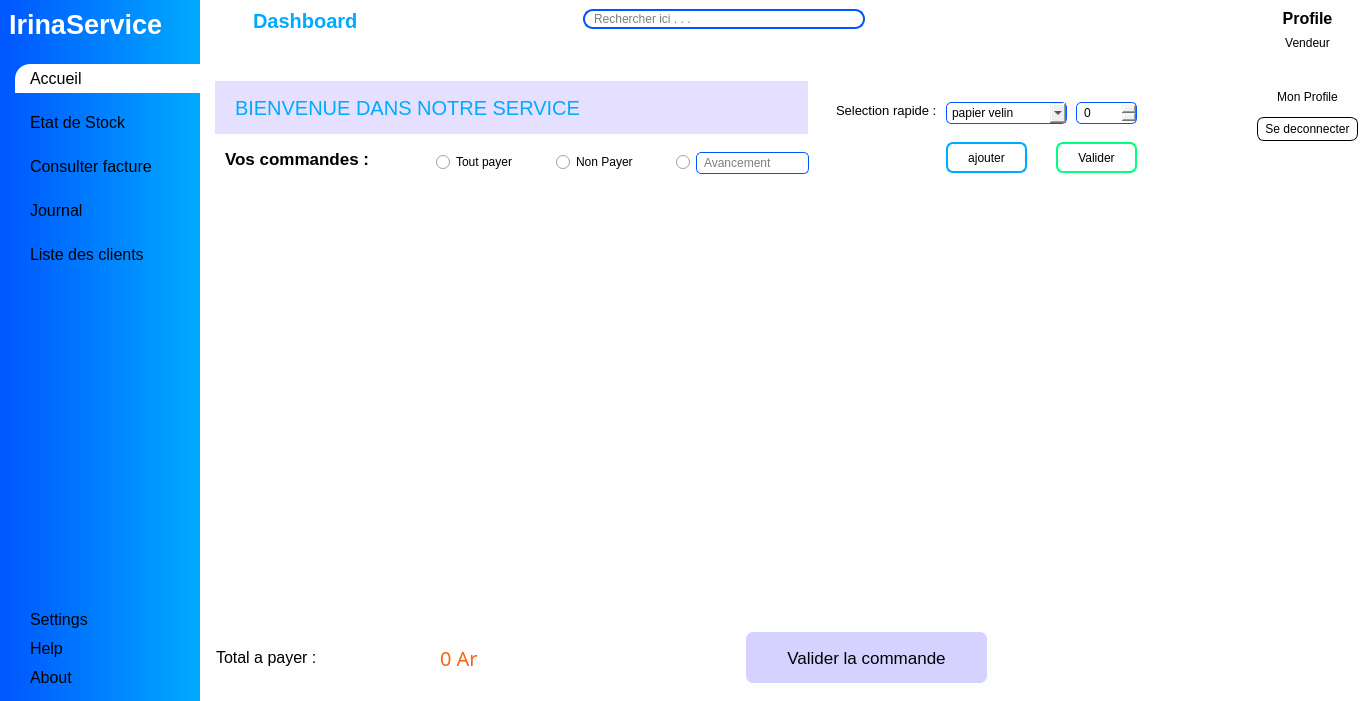
ninohantonio/Store-Management, file views/main_window.ui: the form before one commit.
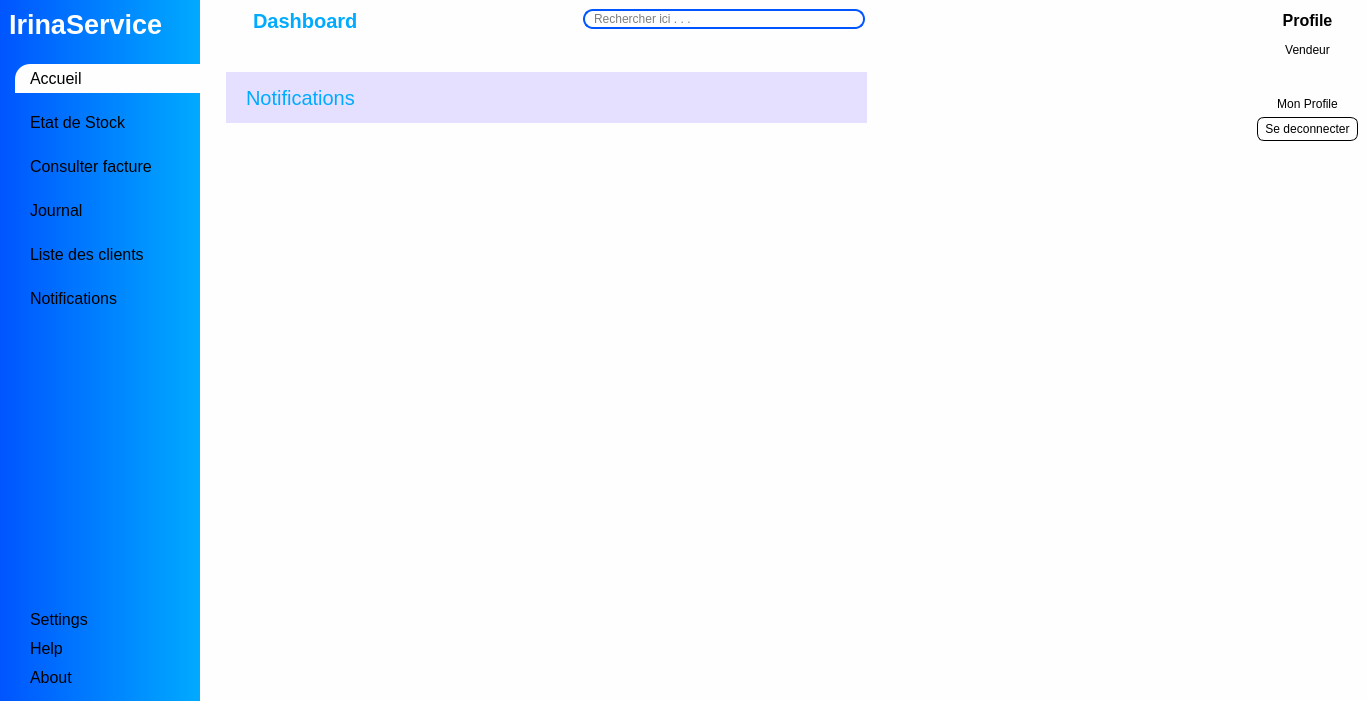
The form after the commit. Icons and pictures are not drawn. Custom widgets are drawn as their Qt base class.

```diff
--- a/views/main_window.ui
+++ b/views/main_window.ui
@@ -85,7 +85,7 @@
 }
 
 
-#welcomeLabel, #stock_labele, #facture_title{
+#welcomeLabel, #stock_labele, #facture_title, #notif_label{
 	text-align: center;
 	color:  rgb(0, 170, 255);
 	background-color: #e5e0ff;
@@ -417,6 +417,31 @@
                   </property>
                  </widget>
                 </item>
+                <item>
+                 <widget class="QPushButton" name="notificationBtn">
+                  <property name="font">
+                   <font>
+                    <pointsize>12</pointsize>
+                   </font>
+                  </property>
+                  <property name="cursor">
+                   <cursorShape>PointingHandCursor</cursorShape>
+                  </property>
+                  <property name="text">
+                   <string>Notifications</string>
+                  </property>
+                  <property name="icon">
+                   <iconset resource="resources.qrc">
+                    <normaloff>:/icons/icons/bell.png</normaloff>:/icons/icons/bell.png</iconset>
+                  </property>
+                  <property name="iconSize">
+                   <size>
+                    <width>26</width>
+                    <height>26</height>
+                   </size>
+                  </property>
+                 </widget>
+                </item>
                 <item>
                  <spacer name="verticalSpacer">
                   <property name="orientation">
@@ -740,7 +765,7 @@
        <item>
         <widget class="QCustomQStackedWidget" name="mainNavigationScreen">
          <property name="currentIndex">
-          <number>0</number>
+          <number>1</number>
          </property>
          <widget class="QWidget" name="homePage">
           <widget class="QFrame" name="frame">
@@ -1029,6 +1054,37 @@
            </property>
           </widget>
          </widget>
+         <widget class="QWidget" name="notificationPage">
+          <widget class="QWidget" name="gridLayoutWidget_2">
+           <property name="geometry">
+            <rect>
+             <x>20</x>
+             <y>90</y>
+             <width>641</width>
+             <height>491</height>
+            </rect>
+           </property>
+           <layout class="QGridLayout" name="notifContainer"/>
+          </widget>
+          <widget class="QLabel" name="notif_label">
+           <property name="geometry">
+            <rect>
+             <x>20</x>
+             <y>20</y>
+             <width>641</width>
+             <height>51</height>
+            </rect>
+           </property>
+           <property name="font">
+            <font>
+             <pointsize>15</pointsize>
+            </font>
+           </property>
+           <property name="text">
+            <string>Notifications</string>
+           </property>
+          </widget>
+         </widget>
          <widget class="QWidget" name="stockPage">
           <layout class="QVBoxLayout" name="verticalLayout_4">
            <item>
@@ -1386,7 +1442,7 @@
       </layout>
      </widget>
     </item>
-    <item alignment="Qt::AlignmentFlag::AlignTop">
+    <item>
      <widget class="QWidget" name="profileContainer" native="true">
       <layout class="QVBoxLayout" name="verticalLayout_11">
        <property name="spacing">
@@ -1404,7 +1460,7 @@
        <property name="bottomMargin">
         <number>0</number>
        </property>
-       <item>
+       <item alignment="Qt::AlignmentFlag::AlignTop">
         <widget class="QCustomSlideMenu" name="profileMenu" native="true">
          <property name="minimumSize">
           <size>
@@ -1413,7 +1469,7 @@
           </size>
          </property>
          <layout class="QVBoxLayout" name="verticalLayout_12">
-          <item alignment="Qt::AlignmentFlag::AlignTop">
+          <item>
            <widget class="QLabel" name="label_18">
             <property name="font">
              <font>
@@ -1429,7 +1485,7 @@
             </property>
            </widget>
           </item>
-          <item alignment="Qt::AlignmentFlag::AlignTop">
+          <item>
            <widget class="QLabel" name="label_17">
             <property name="text">
              <string>Vendeur</string>
@@ -1439,7 +1495,7 @@
             </property>
            </widget>
           </item>
-          <item alignment="Qt::AlignmentFlag::AlignHCenter|Qt::AlignmentFlag::AlignTop">
+          <item>
            <widget class="QLabel" name="label_16">
             <property name="text">
              <string/>
@@ -1452,7 +1508,7 @@
             </property>
            </widget>
           </item>
-          <item alignment="Qt::AlignmentFlag::AlignTop">
+          <item>
            <widget class="QPushButton" name="pushButton">
             <property name="text">
              <string>Mon Profile</string>
```
Left out of the diff: 2 changed lines with no effect on the pictures.
